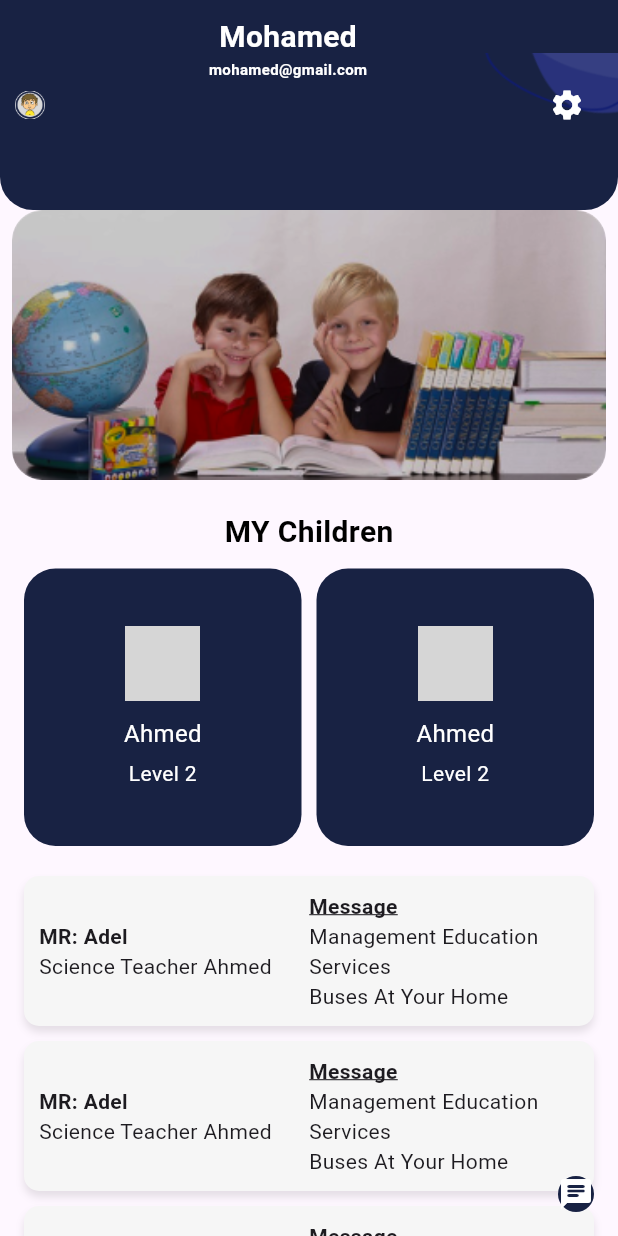
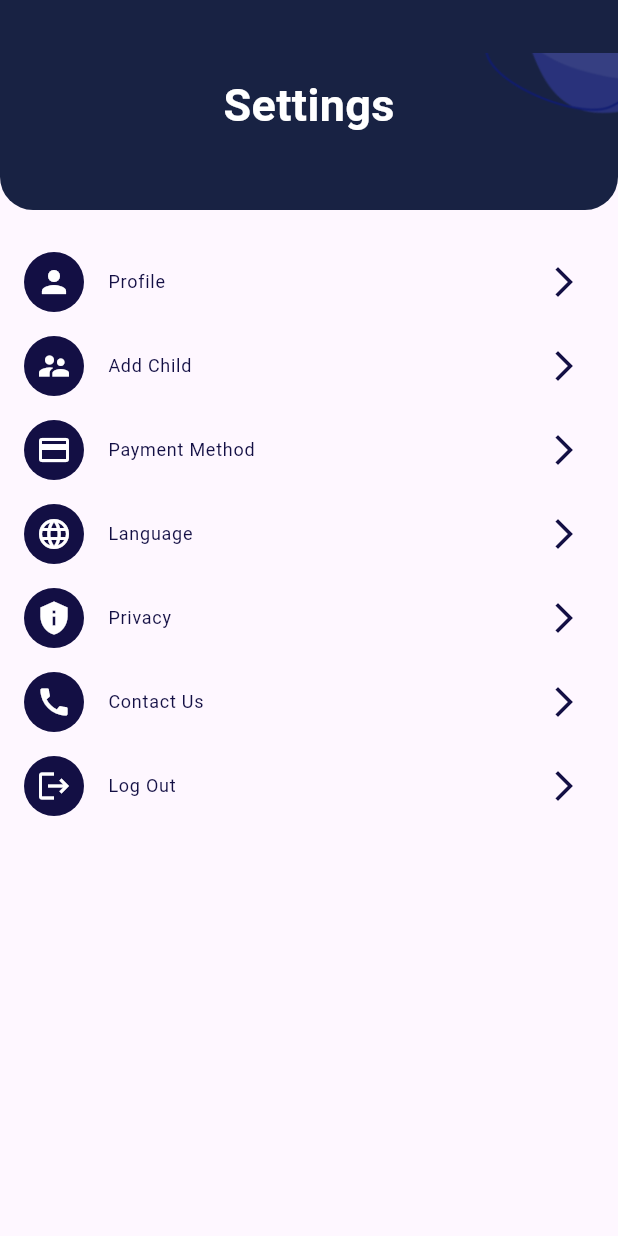
Before and after one commit to AhmedBakryCode/tawseel_app, a Flutter app: the ParentHomePage screen opened directly, after a tap on the "settings" icon, on a phone screen of 412 x 824 dp. Run offline on Flutter 3.47's test engine with Material 3 defaults, Android fonts, the phone set to English and light mode, and no system bars; our stand-ins replace chat_bubbles; grey boxes are pictures that could not be loaded.

Commit message:
second commit

```diff
--- a/lib/screens/home_page/parent_home_page.dart
+++ b/lib/screens/home_page/parent_home_page.dart
@@ -1,5 +1,6 @@
 import 'package:flutter/material.dart';
 import 'package:task/screens/chats/users_list_pge.dart';
+import 'package:task/screens/settings/settings_page.dart';
 
 import '../../components/default_appbar.dart';
 
@@ -13,8 +14,9 @@ class ParentHomePage extends StatelessWidget {
         onTap: (){
           Navigator.push(context, MaterialPageRoute(builder: (context)=>UsersListPage()));
         },
-        child: Container(
-          decoration: BoxDecoration(borderRadius: BorderRadius.circular(12),color: Color(0xFF182243)),
+        child: CircleAvatar(
+          radius: 20,
+          backgroundColor: Color(0xFF182243),
           child: Icon(Icons.chat_rounded, color: Colors.white,),
         ),
       ),
@@ -27,10 +29,14 @@ class ParentHomePage extends StatelessWidget {
                 children: [
                   CircleAvatar(
                     backgroundColor: Color(0xff182243),
-                    radius: 10,
+                    radius: 30,
                     child: Image.asset("assets/user.png"),
                   ),
-                  Column(children: [
+                  SizedBox(width: 10),
+                  Center(
+                    child: Column(
+                      mainAxisAlignment: MainAxisAlignment.center,
+                      children: [
                         Text(
                           "Mohamed",
                           style: TextStyle(
@@ -46,15 +52,15 @@ class ParentHomePage extends StatelessWidget {
                             fontWeight: FontWeight.w700,
                             fontSize: 10,
                           ),
-                    ),]
-                  ),
-                  IconButton(
-                    onPressed: () {},
-                    icon: Icon(Icons.settings, color: Colors.white),
                         ),
                       ],
                     ),
                   ),
+                  IconButton(onPressed: (){Navigator.push(context, MaterialPageRoute(builder: (context)=>SettingsPage()));}, icon: Icon(Icons.settings,color: Colors.white,size: 30,))
+                ],
+              ),
+            ),
+            SizedBox(height: 20,),
             Container(
               height: 180,
               child: PageView(
@@ -97,7 +103,17 @@ class ParentHomePage extends StatelessWidget {
               ),
             ),
             SizedBox(height: 20),
-
+            Padding(
+              padding: const EdgeInsets.symmetric(horizontal: 16.0),
+              child: Text(
+                'Latest Noticies',
+                style: TextStyle(
+                  color: Colors.black,
+                  fontSize: 20,
+                  fontWeight: FontWeight.bold,
+                ),
+              ),
+            ),
             // 4. ListView for cards
             Padding(
               padding: const EdgeInsets.symmetric(horizontal: 16.0),
@@ -138,7 +154,7 @@ class ParentHomePage extends StatelessWidget {
       child: Column(
         mainAxisAlignment: MainAxisAlignment.center,
         children: [
-          Image.asset('assets/child_image.png', height: 50, width: 50),
+          Image.asset('assets/user.png', height: 50, width: 50),
           SizedBox(height: 10),
           Text(
             'Ahmed',
--- a/lib/screens/login/parent_login_screen.dart
+++ b/lib/screens/login/parent_login_screen.dart
@@ -12,6 +12,7 @@ import 'package:task/screens/menu_screens/attendance_screen.dart';
 import 'package:task/screens/menu_screens/exam_screen.dart';
 import 'package:task/screens/menu_screens/result_screen.dart';
 import 'package:task/screens/menu_screens/teachers_screen.dart';
+import 'package:task/screens/menu_screens/time_table.dart';
 import 'package:task/screens/register_page/sign_up_page.dart';
 
 import '../student/student_course_page.dart';
@@ -115,7 +116,7 @@ class _StudentLoginScreenState extends State<ParentLoginScreen> {
                     onPressed: () {
                       Navigator.push(
                         context,
-                        MaterialPageRoute(builder: (context) => ResultPage()),
+                        MaterialPageRoute(builder: (context) => ParentHomePage()),
                       );
                     },
                   ),
--- a/lib/screens/menu_screens/result_screen.dart
+++ b/lib/screens/menu_screens/result_screen.dart
@@ -6,6 +6,7 @@ class ResultPage extends StatelessWidget {
 
   @override
   Widget build(BuildContext context) {
+    int result =7;
     return Scaffold(
         body: SingleChildScrollView(
           child: Column(
@@ -21,7 +22,10 @@ class ResultPage extends StatelessWidget {
                   ),
                 ),
                 SizedBox(height: 20,),
-                ListView.builder(physics: NeverScrollableScrollPhysics(),itemBuilder: (context,index)=> ResultCardList())
+                ListView.builder(shrinkWrap: true,itemCount: 2,physics: NeverScrollableScrollPhysics(),itemBuilder: (context,index)=> ResultCardList())
+               ,SizedBox(height: 20,)
+                , Container(height: MediaQuery.of(context).size.height*0.1,width: MediaQuery.of(context).size.width*0.75,decoration: BoxDecoration(borderRadius: BorderRadius.circular(15),color: result<=5? Colors.red: Colors.green),child: Center(child: Text(result<=5?"failed": "Passed",style: TextStyle(fontSize: 20,color: Colors.white),),),),
+SizedBox(height: 20,)
               ]),
         ));
   }}
--- /dev/null
+++ b/lib/screens/settings/settings_page.dart
@@ -0,0 +1,69 @@
+import 'package:flutter/cupertino.dart';
+import 'package:flutter/material.dart';
+import 'package:task/components/default_appbar.dart';
+import 'package:task/screens/settings/add_childern_page.dart';
+import 'package:task/screens/settings/profile_page.dart';
+
+class SettingsPage extends StatelessWidget {
+  const SettingsPage({Key? key}) : super(key: key);
+
+  @override
+  Widget build(BuildContext context) {
+    return Scaffold(
+      body: Column(
+        children: [
+          CustomAppBar(
+              centerWidget: Text(
+            "Settings",
+            style: TextStyle(
+                color: Colors.white, fontSize: 30, fontWeight: FontWeight.w700),
+          )),
+          SizedBox(
+            height: 20,
+          ),
+          DefaultListTile(onTap: () { Navigator.push(context, MaterialPageRoute(builder: (context)=> ProfilePage())); }, icon: Icons.person, title: 'Profile',)
+        ,DefaultListTile(onTap: () { Navigator.push(context, MaterialPageRoute(builder: (context)=> ChildernPage())); }, icon: Icons.supervisor_account_sharp, title: "Add Child")
+,DefaultListTile(onTap: () { Navigator.push(context, MaterialPageRoute(builder: (context)=> ProfilePage())); }, icon: Icons.credit_card, title: "Payment Method"),
+          DefaultListTile(onTap: () { Navigator.push(context, MaterialPageRoute(builder: (context)=> ProfilePage())); }, icon: Icons.language, title: "Language"),
+          DefaultListTile(onTap: () { Navigator.push(context, MaterialPageRoute(builder: (context)=> ProfilePage())); }, icon: Icons.privacy_tip, title: "Privacy"),
+       DefaultListTile(onTap: () { Navigator.push(context, MaterialPageRoute(builder: (context)=> ProfilePage())); }, icon: Icons.call, title: "Contact Us"),
+     DefaultListTile(onTap: () { Navigator.push(context, MaterialPageRoute(builder: (context)=> ProfilePage())); }, icon: Icons.logout, title: "Log Out")
+        ],
+      ),
+    );
+  }
+}
+
+
+class DefaultListTile extends StatelessWidget {
+  final VoidCallback? onTap;
+  final IconData icon;
+  final String title;
+
+  const DefaultListTile({
+    Key? key,
+    required this.onTap,
+    required this.icon,
+    required this.title,
+  }) : super(key: key);
+
+  @override
+  Widget build(BuildContext context) {
+    return ListTile(
+      onTap: onTap,
+      trailing: Icon(
+        Icons.arrow_forward_ios,
+        color: Color(0xff130F44),
+      ),
+      leading: CircleAvatar(
+        backgroundColor: Color(0xff130F44),
+        child: Icon(icon, color: Colors.white),
+        radius: 20,
+      ),
+      title: Text(
+        title,
+        style: TextStyle(color: Color(0xff130F44), fontSize: 12),
+      ),
+    );
+  }
+}
```
Also changed, not shown: lib/screens/menu_screens/time_table.dart (+146 -0 lines), lib/screens/settings/add_childern_page.dart (added, +10 -0 lines), lib/screens/settings/profile_page.dart (added, +12 -0 lines). Lines whose indentation alone changed are shown as unchanged.
